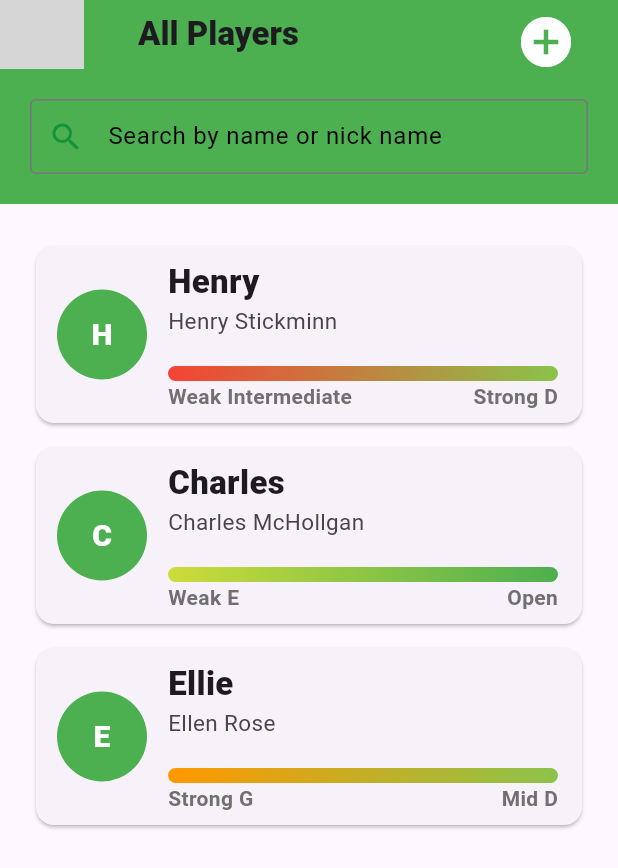
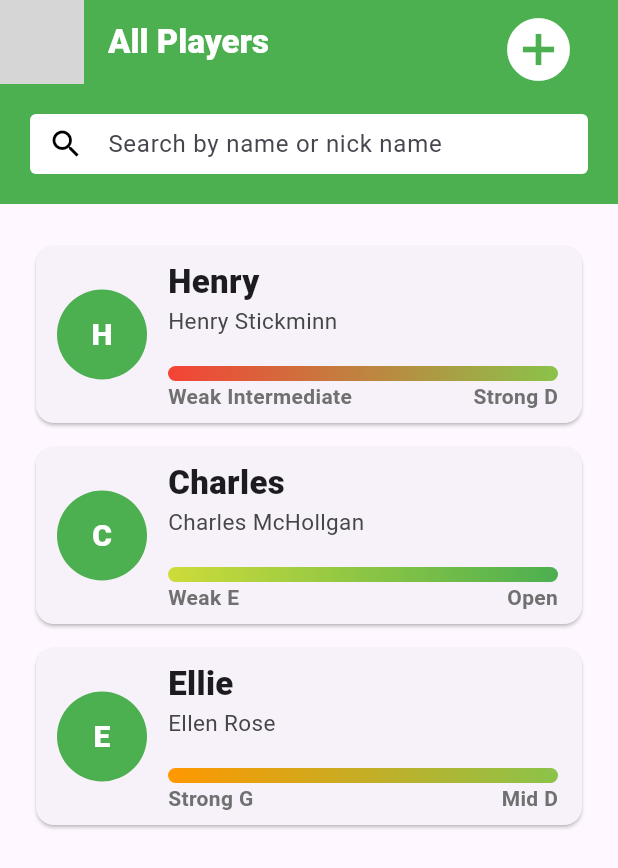
Before and after one commit to SyBorg00/badminton_app, a Flutter app: the screen it shows after launch, on a phone screen of 412 x 824 dp. Shown: the top 868 px of the screen. Run offline on Flutter 3.47's test engine with Material 3 defaults, Android fonts, the light colour scheme and no system bars; grey boxes are pictures that could not be loaded.

Commit message:
Font added and minor UI updates

```diff
--- a/lib/main.dart
+++ b/lib/main.dart
@@ -10,6 +10,9 @@ class MainApp extends StatelessWidget {
 
   @override
   Widget build(BuildContext context) {
-    return const MaterialApp(home: PlayerList());
+    return const MaterialApp(
+      home: PlayerList(),
+      debugShowCheckedModeBanner: false,
+    );
   }
 }
--- a/lib/player_add.dart
+++ b/lib/player_add.dart
@@ -50,7 +50,10 @@ class _PlayerAddState extends State<PlayerAdd> {
     final isValid = _key.currentState?.validate() ?? false;
     if (!isValid) {
       ScaffoldMessenger.of(context).showSnackBar(
-        const SnackBar(content: Text("Please fix validation errors")),
+        SnackBar(
+          content: const Text("Please fix validation errors"),
+          backgroundColor: Colors.red[400],
+        ),
       );
       return;
     } else {
--- a/lib/player_list.dart
+++ b/lib/player_list.dart
@@ -167,12 +167,9 @@ class _PlayerListState extends State<PlayerList> {
       appBar: AppBar(
         backgroundColor: Colors.green,
         leading: Image.asset('images/badminton_logo_white.png'),
-        title: const Padding(
-          padding: EdgeInsets.only(left: 20),
-          child: Text(
-            "All Players",
-            style: TextStyle(fontWeight: FontWeight.w900),
-          ),
+        title: const Text(
+          "All Players",
+          style: TextStyle(fontWeight: FontWeight.w900, color: Colors.white),
         ),
         actions: [
           Padding(
@@ -183,7 +180,7 @@ class _PlayerListState extends State<PlayerList> {
                 Icons.add_circle,
                 color: Color.fromARGB(255, 255, 255, 255),
               ),
-              iconSize: 40,
+              iconSize: 50,
             ),
           ),
         ],
@@ -192,20 +189,18 @@ class _PlayerListState extends State<PlayerList> {
           child: Padding(
             padding: const EdgeInsets.all(20),
             child: SizedBox(
-              height: 50,
+              height: 40,
               child: TextField(
                 controller: _searchNameController,
                 decoration: InputDecoration(
-                  border: const OutlineInputBorder(
-                    borderSide: BorderSide(color: Colors.black),
-                  ),
+                  filled: true,
+                  fillColor: Colors.white,
+                  border: const OutlineInputBorder(borderSide: BorderSide.none),
                   label: const Text(
                     "Search by name or nick name",
-                    style: TextStyle(color: Color.fromARGB(255, 0, 0, 0)),
                   ),
                   prefixIcon: const Icon(
                     Icons.search,
-                    color: Color.fromARGB(255, 20, 148, 58),
                   ),
                   focusedBorder: const OutlineInputBorder(
                     borderSide: BorderSide(
@@ -223,9 +218,14 @@ class _PlayerListState extends State<PlayerList> {
                     states,
                   ) {
                     if (states.contains(WidgetState.focused)) {
-                      return const TextStyle(color: Colors.green);
+                      return const TextStyle(
+                        color: Color.fromARGB(255, 255, 255, 255),
+                        backgroundColor: Colors.green,
+                      );
                     }
-                    return const TextStyle(color: Colors.black);
+                    return const TextStyle(
+                      color: Color.fromARGB(255, 57, 57, 57),
+                    );
                   }),
                 ),
               ),
```
Also changed, not shown: assets/fonts/Hokjesgeest-m2pg2.ttf (added).
